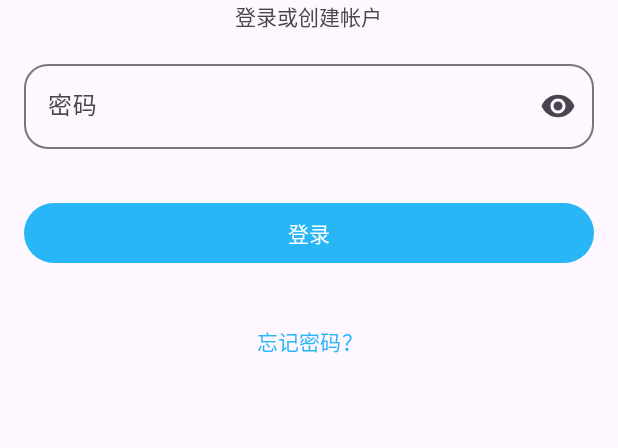
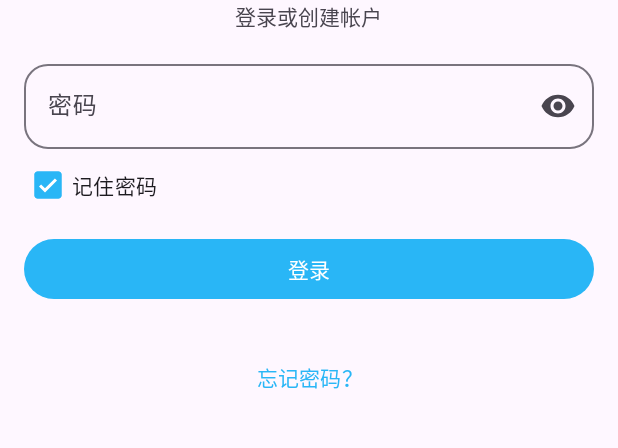
Before and after one commit to wilinz/yuetingmusic, an Android app: the LoginOrSignupFragment screen opened through its navigation route, on a phone screen of 412 x 824 dp, the part 474-922 px from its top. Run offline under Robolectric (Android 15) with nearby library versions, the phone set to English and light mode, and no system bars; our stand-ins replace RxJava; libraries missing offline, so code that uses them is left out: com.permissionx.guolindev, com.trello.lifecycle4; network calls fail; pictures from the network do not load.

Commit message:
记住密码功能

```diff
--- a/app/src/main/assets/litepal.xml
+++ b/app/src/main/assets/litepal.xml
@@ -19,7 +19,7 @@
 			For example:
     	<version value="1" />
     -->
-    <version value="15" />
+    <version value="16" />
 
     <!--
     	Define your models in the list with mapping tag, LitePal will
--- a/app/src/main/java/com/wilinz/yuetingmusic/data/model/User.java
+++ b/app/src/main/java/com/wilinz/yuetingmusic/data/model/User.java
@@ -63,6 +63,7 @@ public class User extends LitePalSupport implements Parcelable {
     public String nickname;
     public String avatar;
     public String introduction;
+    public boolean rememberPassword;
     public List<FavoriteSong> favoriteSongs;
     public List<RecentSong> recentSongs;
     @Column()
--- a/app/src/main/java/com/wilinz/yuetingmusic/ui/signinsignup/LoginOrSignupFragment.java
+++ b/app/src/main/java/com/wilinz/yuetingmusic/ui/signinsignup/LoginOrSignupFragment.java
@@ -55,7 +55,7 @@ public class LoginOrSignupFragment extends Fragment {
                 return;
             }
             if (isLoginMode) {
-                if (viewModel.login(user, password)) {
+                if (viewModel.login(user, password, binding.rememberPassword.isChecked())) {
                     ToastUtilKt.toast(requireContext(), "登录成功");
                     NavHostFragment.findNavController(this).navigate(R.id.action_LoginFragment_to_MainFragment);
                     Pref.getInstance(requireContext()).setFirstLaunch(false);
@@ -63,7 +63,7 @@ public class LoginOrSignupFragment extends Fragment {
                     ToastUtilKt.toast(requireContext(), "登录失败：密码错误");
                 }
             } else {
-                viewModel.signup(email, password);
+                viewModel.signup(email, password, binding.rememberPassword.isChecked());
             }
         });
     }
--- a/app/src/main/java/com/wilinz/yuetingmusic/ui/user/UserListViewModel.java
+++ b/app/src/main/java/com/wilinz/yuetingmusic/ui/user/UserListViewModel.java
@@ -42,8 +42,8 @@ public class UserListViewModel extends ViewModel {
         return UserRepository.getInstance().loginOrSignupVisitorUser();
     }
 
-    public Observable<User> changeActive(User user, boolean isActive) {
-        return UserRepository.getInstance().changeActive(user, isActive);
+    public Observable<User> changeActive(User user, boolean isActive, boolean... rememberPassword) {
+        return UserRepository.getInstance().changeActive(user, isActive, rememberPassword);
     }
 
     protected MutableLiveData<Boolean> refreshingLiveData = new MutableLiveData<>();
@@ -53,7 +53,7 @@ public class UserListViewModel extends ViewModel {
     }
 
     @Subscribe(threadMode = ThreadMode.MAIN)
-    public void refreshUser(UserChangeEvent event){
+    public void refreshUser(UserChangeEvent event) {
         getAllUser().subscribe();
     }
 
--- a/app/src/main/java/com/wilinz/yuetingmusic/ui/welcome/WelcomeViewModel.java
+++ b/app/src/main/java/com/wilinz/yuetingmusic/ui/welcome/WelcomeViewModel.java
@@ -37,7 +37,7 @@ public class WelcomeViewModel extends AndroidViewModel {
     @SuppressWarnings("ResultOfMethodCallIgnored")
     public void signupVisitor() {
         UserRepository.getInstance()
-                .signup(UserRepository.getInstance().getVisitorUser())
+                .loginOrSignupVisitorUser()
                 .observeOn(AndroidSchedulers.mainThread())
                 .subscribe(o -> {
                 }, e -> {
--- a/app/src/main/res/layout/fragment_login.xml
+++ b/app/src/main/res/layout/fragment_login.xml
@@ -45,11 +45,19 @@
 
         </com.google.android.material.textfield.TextInputLayout>
 
+        <CheckBox
+            android:id="@+id/remember_password"
+            android:layout_width="match_parent"
+            android:layout_height="match_parent"
+            android:checked="true"
+            android:enabled="true"
+            android:text="记住密码" />
+
         <Button
             android:id="@+id/login_or_signup"
             android:layout_width="match_parent"
             android:layout_height="wrap_content"
-            android:layout_marginTop="32dp"
+            android:layout_marginTop="8dp"
             android:text="@string/login" />
 
         <Button
--- a/app/src/main/res/navigation/nav_graph.xml
+++ b/app/src/main/res/navigation/nav_graph.xml
@@ -15,6 +15,9 @@
             android:id="@+id/action_UserListFragment_to_WelcomeFragment"
             app:destination="@id/WelcomeFragment" />
 
+        <action
+            android:id="@+id/action_UserListFragment_to_LoginFragment"
+            app:destination="@id/LoginFragment" />
     </fragment>
 
     <fragment
```
Also changed, not shown: app/src/main/java/com/wilinz/yuetingmusic/data/repository/UserRepository.java (+10 -4 lines), app/src/main/java/com/wilinz/yuetingmusic/ui/signinsignup/LoginOrSignupViewModel.java (+4 -4 lines), app/src/main/java/com/wilinz/yuetingmusic/ui/user/UserListAdapter.java (+7 -4 lines), app/src/main/java/com/wilinz/yuetingmusic/ui/user/UserListFragment.java (+10 -2 lines).
